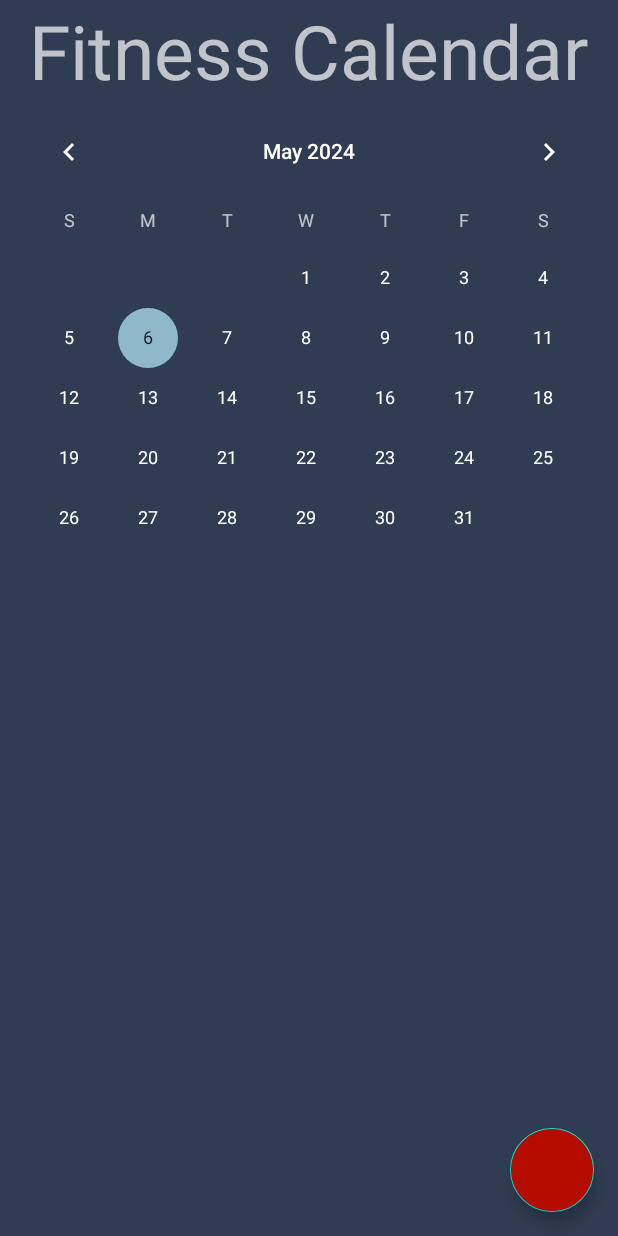
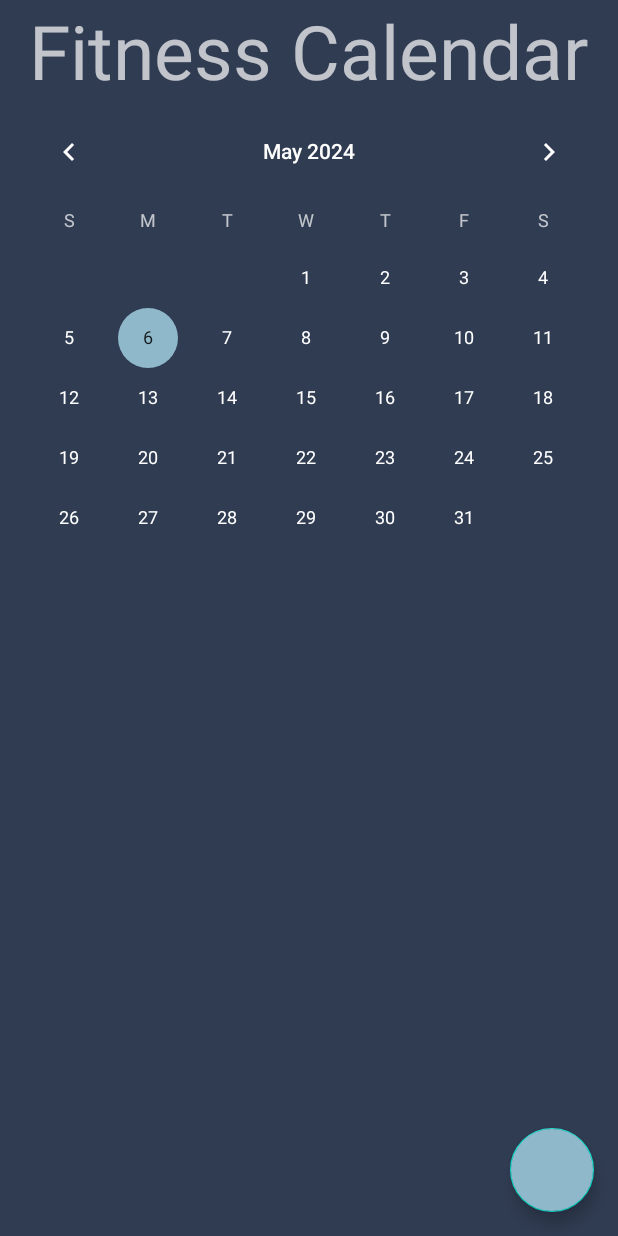
Before and after one commit to apchuhu/FitnessTracker, an Android app: the layout fragment_plan.xml on its own in the app's theme, with its tools: preview values and no code run, on a phone screen of 412 x 824 dp. Run offline under Robolectric (Android 15) with nearby library versions, the phone set to English and light mode, and no system bars.

Commit message:
fixed button and commented out code

```diff
--- a/app/src/main/java/com/example/fitnesstracker/HomeFragment.java
+++ b/app/src/main/java/com/example/fitnesstracker/HomeFragment.java
@@ -94,7 +94,7 @@ public class HomeFragment extends Fragment {
             dbStepsRef.child(userAuth.getCurrentUser().getUid()).addListenerForSingleValueEvent(new ValueEventListener() {
                 @Override
                 public void onDataChange(@NonNull DataSnapshot snapshot) {
-                    thisUserSteps = snapshot.child("steps").getValue(Integer.class);
+//                    thisUserSteps = snapshot.child("steps").getValue(Integer.class);
                     bar.setProgress(thisUserSteps);
                 }
 
--- a/app/src/main/res/layout/fragment_plan.xml
+++ b/app/src/main/res/layout/fragment_plan.xml
@@ -33,7 +33,7 @@
         android:layout_height="wrap_content"
         android:layout_gravity="bottom|end"
         android:layout_margin="16dp"
-        android:backgroundTint="@color/darkRed"
+        android:backgroundTint="?attr/cardBackgroundColor"
         android:clickable="true" />
 
 </LinearLayout>
```
